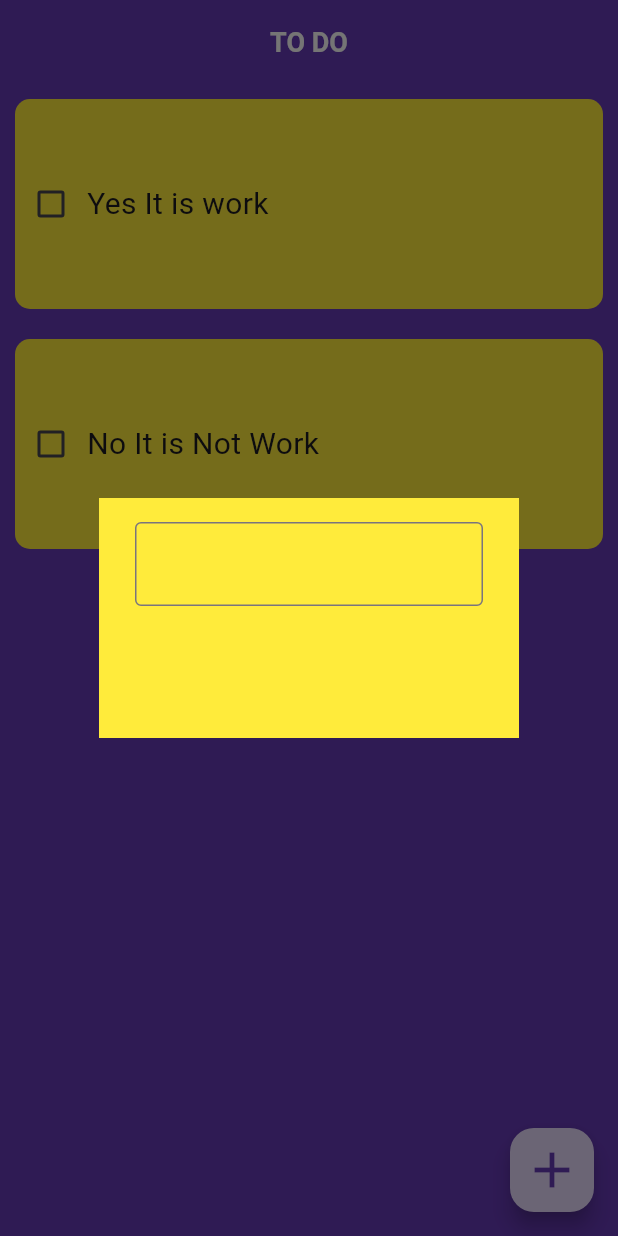
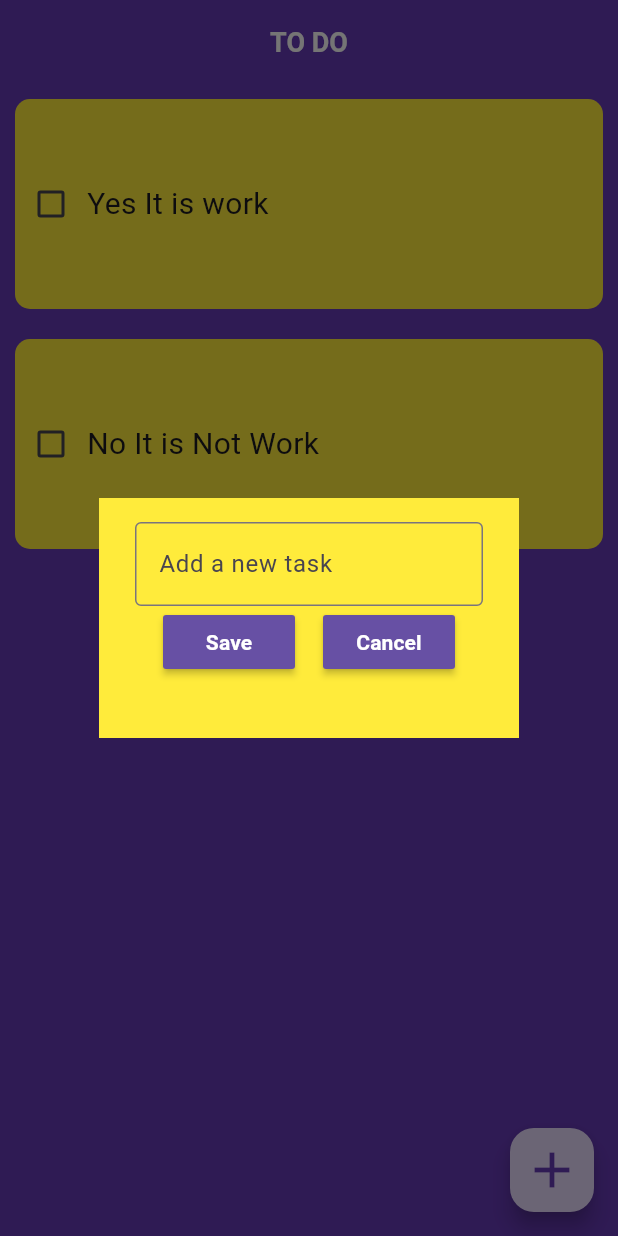
Before and after one commit to shakibalways/todo_app, a Flutter app: the screen it shows after launch, after a tap on the "add" icon, on a phone screen of 412 x 824 dp. Run offline on Flutter 3.47's test engine with Material 3 defaults, Android fonts, the phone set to English and light mode, and no system bars.

Commit message:
user data add and data add for list

```diff
--- a/lib/views/screens/home/home_page.dart
+++ b/lib/views/screens/home/home_page.dart
@@ -1,41 +1,34 @@
 import 'package:flutter/material.dart';
 import 'package:todo_app/model/todo_item.dart';
 import 'package:todo_app/views/screens/home/widget/custom_container.dart';
+import 'package:todo_app/views/screens/home/widget/dialog_box.dart';
+
 
 class HomePage extends StatefulWidget {
-  const HomePage({super.key});
+
+  const HomePage({super.key,});
   @override
   State<HomePage> createState() => _HomePageState();
 }
 
 class _HomePageState extends State<HomePage> {
+  TextEditingController dialogController =TextEditingController();
+
   void checkBoxChanged(bool? value, int index) {
     setState(() {
       todoList[index].isDone = value ?? false; // Update the completion status
     });
   }
-  // floating button press and show alert dialog box
-  void view(){
-    showDialog(context: context, builder: (BuildContext context){
-      return const AlertDialog(
-        shape: RoundedRectangleBorder(borderRadius: BorderRadius.zero),
-        backgroundColor: Colors.yellow,
-        content: SizedBox(
+  void task(){
+    if(dialogController.text.isNotEmpty){
+      setState(() {
+        todoList.add(TodoItem(title: dialogController.text));
+        dialogController.clear();
+      });
+    }
+   Navigator.of(context).pop();
+  }
 
-          height: 120,
-          child: Column(
-            children: [
-              TextField(
-                decoration: InputDecoration(
-                  border: OutlineInputBorder()
-                ),
-              )
-            ],
-          ),
-        ),
-      );
-    });
-  }
 
   @override
   Widget build(BuildContext context) {
@@ -50,9 +43,20 @@ class _HomePageState extends State<HomePage> {
         ),
         centerTitle: true,
       ),
+      // floating button press and show alert dialog box
       floatingActionButton: FloatingActionButton(
         onPressed: () {
-          view();
+          showDialog(
+
+              context: context,
+              builder: (BuildContext context) {
+                return
+                  DialogBox(
+                    controller: dialogController, onSave:task, onCancel: () {
+                      Navigator.of(context).pop();
+                  },
+                  );
+              });
         },
         child: const Icon(
           Icons.add,
@@ -64,11 +68,11 @@ class _HomePageState extends State<HomePage> {
         itemCount: todoList.length,
         itemBuilder: (context, index) {
           return Padding(
-            padding: const EdgeInsets.all(10),
+            padding:  EdgeInsets.all(10),
             child: CustomContainer(
               title: todoList[index].title,
               discreption: todoList[index]
-                  .isDone, // You might want to format this to be a string
+                  .isDone , // You might want to format this to be a string
               onChanged: (value) {
                 checkBoxChanged(value, index);
               },
--- /dev/null
+++ b/lib/views/screens/home/widget/dialog_box.dart
@@ -0,0 +1,48 @@
+
+import 'package:flutter/material.dart';
+
+import 'my_button.dart';
+
+class DialogBox extends StatelessWidget {
+  final controller;
+ final VoidCallback onSave;
+ final VoidCallback onCancel;
+   DialogBox({
+    super.key,this.controller, required this.onSave, required this.onCancel,
+  });
+
+
+
+  @override
+  Widget build(BuildContext context) {
+    return AlertDialog(
+      shape: const RoundedRectangleBorder(borderRadius: BorderRadius.zero),
+      backgroundColor: Colors.yellow,
+      content: Container(
+        height: 120,
+        child: Column(
+          children: [
+            TextField(
+              controller: controller,
+              decoration: const InputDecoration(
+                hintText: 'Add a new task',
+                  border: OutlineInputBorder()
+              ),
+            ),
+            Row(
+              mainAxisAlignment: MainAxisAlignment.spaceEvenly,
+              children: [
+                //save button
+                MyButton(text: 'Save', onPressed: onSave),
+
+                //cancel button
+                MyButton(text: 'Cancel', onPressed: onCancel),
+
+              ],
+            )
+          ],
+        ),
+      ),
+    );
+  }
+}
--- /dev/null
+++ b/lib/views/screens/home/widget/my_button.dart
@@ -0,0 +1,16 @@
+import 'package:flutter/cupertino.dart';
+import 'package:flutter/material.dart';
+
+class MyButton extends StatelessWidget {
+ final  String text;
+final VoidCallback onPressed;
+  const MyButton({super.key, required this.text, required this.onPressed});
+
+  @override
+  Widget build(BuildContext context) {
+    return MaterialButton(onPressed: onPressed,
+    color: Theme.of(context).primaryColor,
+    child: Text(text,style: TextStyle(color: Colors.white,fontWeight: FontWeight.bold),),
+    );
+  }
+}
--- a/pubspec.yaml
+++ b/pubspec.yaml
@@ -35,6 +35,7 @@ dependencies:
   # The following adds the Cupertino Icons font to your application.
   # Use with the CupertinoIcons class for iOS style icons.
   cupertino_icons: ^1.0.6
+  flutter_slidable: ^3.1.1
 
 dev_dependencies:
   flutter_test:
```
